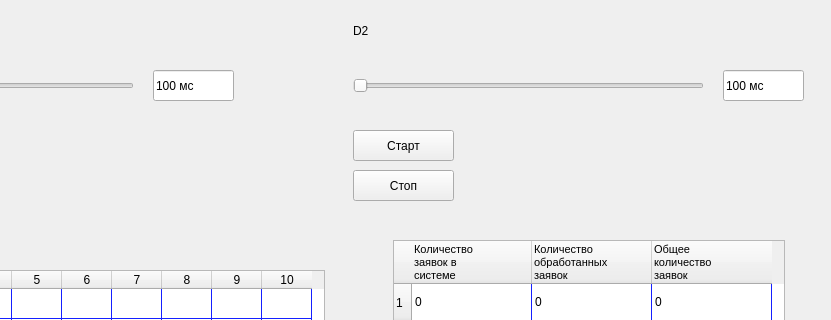
Above: Queue.ui from Alexey-irlic/Lab4 before the change; both pictures show x 247 to 1078 and y 0 to 320 of the 1078 by 700 pixel window. Below: the same form after it.
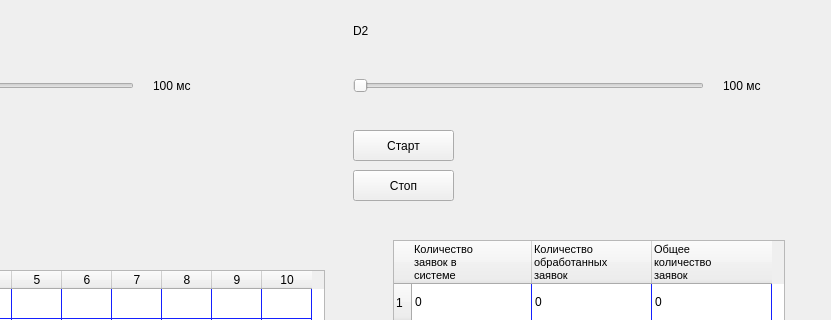
That is the form after the change.

```diff
--- a/Queue.ui
+++ b/Queue.ui
@@ -478,12 +478,12 @@
      <string>D2</string>
     </property>
    </widget>
-   <widget class="QLineEdit" name="label_for_slader_D2">
+   <widget class="QLabel" name="label_for_slader_D1">
     <property name="geometry">
      <rect>
-      <x>970</x>
+      <x>400</x>
       <y>70</y>
-      <width>81</width>
+      <width>101</width>
       <height>31</height>
      </rect>
     </property>
@@ -494,12 +494,12 @@
      <string>100 мс</string>
     </property>
    </widget>
-   <widget class="QLineEdit" name="label_for_slader_D1">
+   <widget class="QLabel" name="label_for_slader_D2">
     <property name="geometry">
      <rect>
-      <x>400</x>
+      <x>970</x>
       <y>70</y>
-      <width>81</width>
+      <width>101</width>
       <height>31</height>
      </rect>
     </property>
```
Left out of the diff: 4 changed lines with no effect on the pictures.
